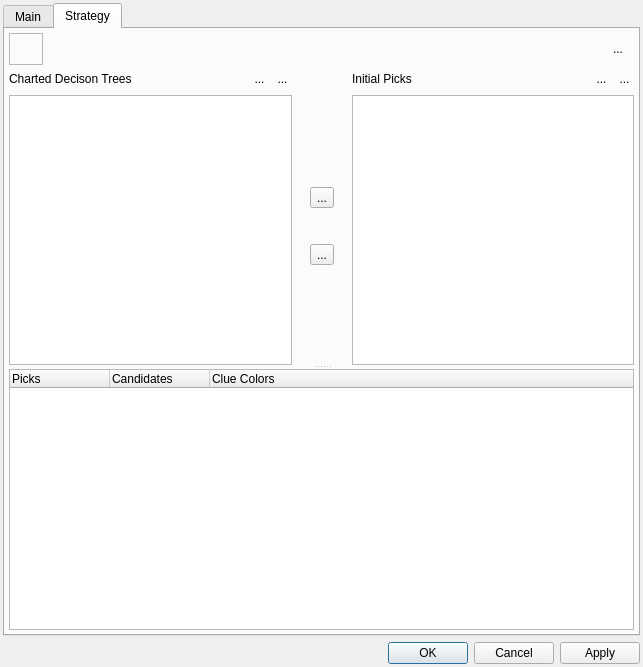
First picture: the form in ui/preferences.ui, repository moltencrux/wordlesmash, before the edit.
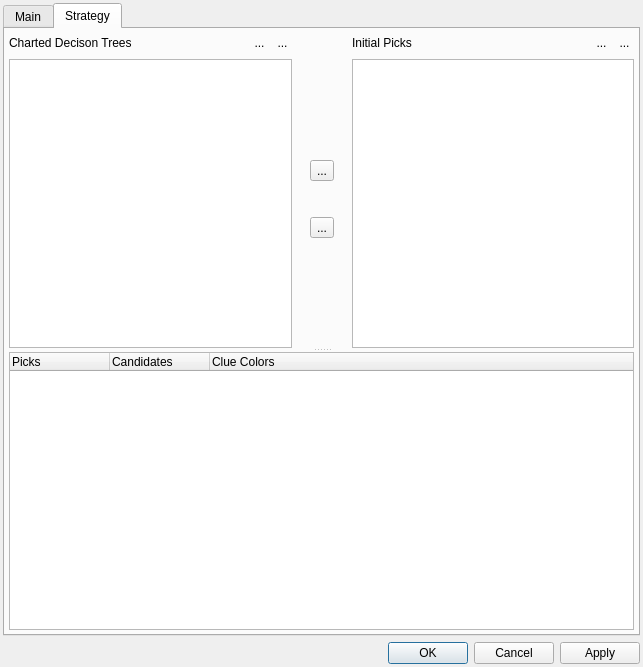
Second picture: the form after the edit. The open tabs and pages were chosen to show the change. Icons and pictures are not drawn. Custom widgets are drawn as their Qt base class.

What changed in the file:
```diff
--- a/ui/preferences.ui
+++ b/ui/preferences.ui
@@ -599,138 +599,6 @@
           <property name="bottomMargin">
            <number>4</number>
           </property>
-          <item>
-           <widget class="QFrame" name="strategyHeaderFrame">
-            <property name="sizePolicy">
-             <sizepolicy hsizetype="MinimumExpanding" vsizetype="Fixed">
-              <horstretch>0</horstretch>
-              <verstretch>0</verstretch>
-             </sizepolicy>
-            </property>
-            <property name="frameShape">
-             <enum>QFrame::Shape::NoFrame</enum>
-            </property>
-            <property name="frameShadow">
-             <enum>QFrame::Shadow::Plain</enum>
-            </property>
-            <layout class="QHBoxLayout" name="horizontalLayout_5">
-             <property name="spacing">
-              <number>0</number>
-             </property>
-             <property name="leftMargin">
-              <number>0</number>
-             </property>
-             <property name="topMargin">
-              <number>0</number>
-             </property>
-             <property name="rightMargin">
-              <number>0</number>
-             </property>
-             <property name="bottomMargin">
-              <number>0</number>
-             </property>
-             <item>
-              <widget class="QFrame" name="spinnerFrame">
-               <property name="sizePolicy">
-                <sizepolicy hsizetype="Fixed" vsizetype="Fixed">
-                 <horstretch>0</horstretch>
-                 <verstretch>0</verstretch>
-                </sizepolicy>
-               </property>
-               <property name="minimumSize">
-                <size>
-                 <width>24</width>
-                 <height>24</height>
-                </size>
-               </property>
-               <property name="frameShape">
-                <enum>QFrame::Shape::StyledPanel</enum>
-               </property>
-               <property name="frameShadow">
-                <enum>QFrame::Shadow::Plain</enum>
-               </property>
-               <property name="lineWidth">
-                <number>1</number>
-               </property>
-               <property name="midLineWidth">
-                <number>0</number>
-               </property>
-               <layout class="QHBoxLayout" name="horizontalLayout_3">
-                <property name="spacing">
-                 <number>0</number>
-                </property>
-                <property name="leftMargin">
-                 <number>0</number>
-                </property>
-                <property name="topMargin">
-                 <number>0</number>
-                </property>
-                <property name="rightMargin">
-                 <number>0</number>
-                </property>
-                <property name="bottomMargin">
-                 <number>0</number>
-                </property>
-                <item>
-                 <widget class="WaitingArrowSpinnerWidget" name="waitingSpinner" native="true">
-                  <property name="sizePolicy">
-                   <sizepolicy hsizetype="Fixed" vsizetype="Fixed">
-                    <horstretch>0</horstretch>
-                    <verstretch>0</verstretch>
-                   </sizepolicy>
-                  </property>
-                  <property name="minimumSize">
-                   <size>
-                    <width>32</width>
-                    <height>32</height>
-                   </size>
-                  </property>
-                 </widget>
-                </item>
-               </layout>
-              </widget>
-             </item>
-             <item>
-              <spacer name="horizontalSpacer">
-               <property name="orientation">
-                <enum>Qt::Orientation::Horizontal</enum>
-               </property>
-               <property name="sizeHint" stdset="0">
-                <size>
-                 <width>40</width>
-                 <height>20</height>
-                </size>
-               </property>
-              </spacer>
-             </item>
-             <item>
-              <widget class="QToolButton" name="stopButton">
-               <property name="minimumSize">
-                <size>
-                 <width>32</width>
-                 <height>32</height>
-                </size>
-               </property>
-               <property name="styleSheet">
-                <string notr="true">border: none</string>
-               </property>
-               <property name="text">
-                <string>...</string>
-               </property>
-               <property name="icon">
-                <iconset theme="process-stop"/>
-               </property>
-               <property name="iconSize">
-                <size>
-                 <width>24</width>
-                 <height>24</height>
-                </size>
-               </property>
-              </widget>
-             </item>
-            </layout>
-           </widget>
-          </item>
           <item>
            <widget class="QSplitter" name="strategySplitter">
             <property name="orientation">
@@ -1137,14 +1005,6 @@
    </item>
   </layout>
  </widget>
- <customwidgets>
-  <customwidget>
-   <class>WaitingArrowSpinnerWidget</class>
-   <extends>QWidget</extends>
-   <header>ui/waitingarrowspinnerwidget.h</header>
-   <container>1</container>
-  </customwidget>
- </customwidgets>
  <resources>
   <include location="wordlesmash.qrc"/>
  </resources>
```
